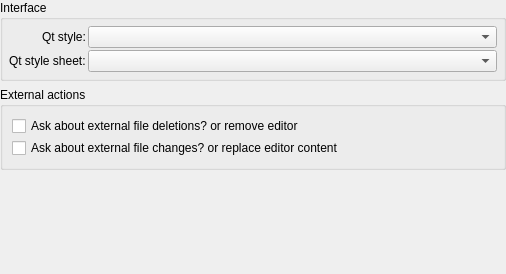
Before: the Qt Designer form resources/ui/configure/general.ui in prymatex/prymatex, drawn with Qt 5.
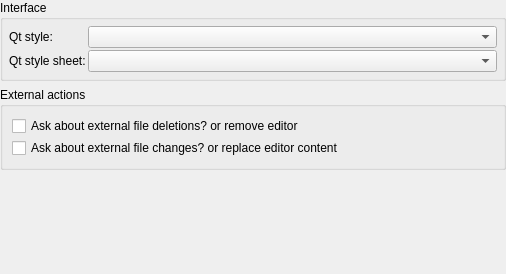
After: the same form once the commit is applied.

Patch:
```diff
--- a/resources/ui/configure/general.ui
+++ b/resources/ui/configure/general.ui
@@ -26,9 +26,6 @@
       <string>Interface</string>
      </property>
      <layout class="QFormLayout" name="formLayout">
-      <property name="labelAlignment">
-       <set>Qt::AlignRight|Qt::AlignTrailing|Qt::AlignVCenter</set>
-      </property>
       <property name="horizontalSpacing">
        <number>2</number>
       </property>
```
